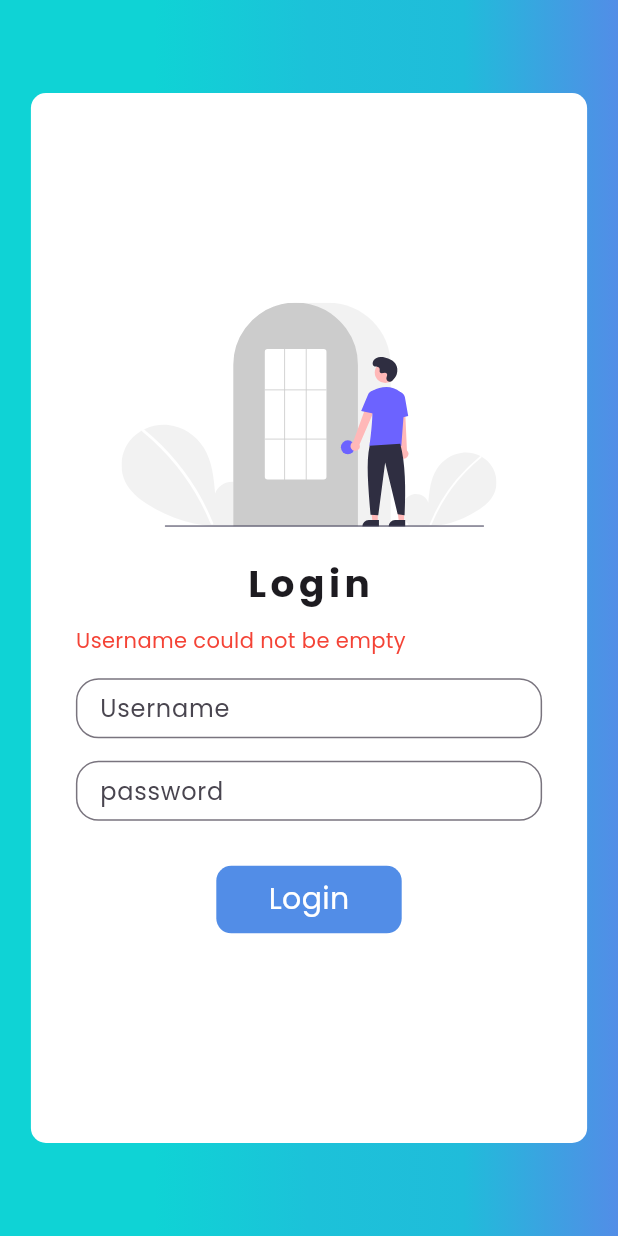
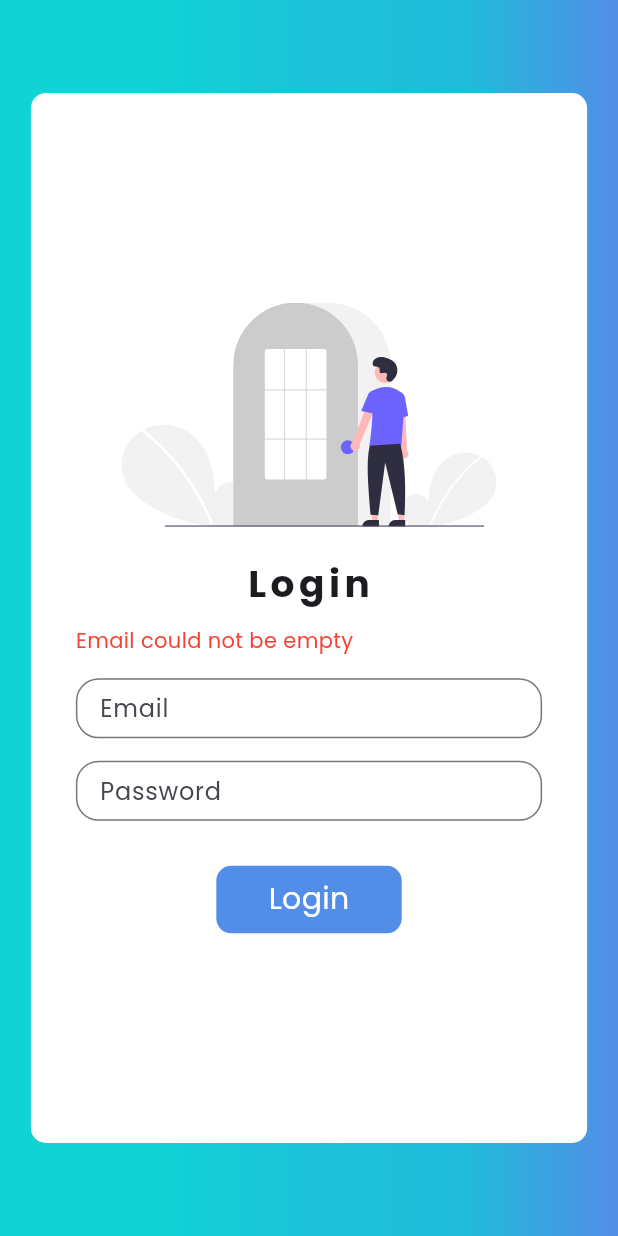
Before and after one commit to ScaraMocchie/landingPage_EnglishTeam, a Flutter app: the LogIn screen opened directly, after a tap on "Login", on a phone screen of 412 x 824 dp. Run offline on Flutter 3.47's test engine with Material 3 defaults, Android fonts, the phone set to English and light mode, and no system bars; our stand-ins replace flutter_svg.

Commit message:
change pop up

```diff
--- a/lib/screen/landingpage.dart
+++ b/lib/screen/landingpage.dart
@@ -27,7 +27,8 @@ class _LandingPageState extends State<LandingPage> {
         actions: [Container(
           margin: EdgeInsets.only(right:width/40),
           child: TextButton(onPressed: (){Navigator.of(context).push(MaterialPageRoute(builder: (context) => LogIn()));}, child: Text("Login")),
-        )],
+        ),
+        ],
         bottom: PreferredSize(
           preferredSize: Size.fromHeight(4.0),
           child: Container(
--- a/lib/screen/login.dart
+++ b/lib/screen/login.dart
@@ -12,23 +12,23 @@ class LogIn extends StatefulWidget {
 }
 
 class _LogInState extends State<LogIn> {
-  final usernameController = TextEditingController();
+  final emailController = TextEditingController();
   final passwordController = TextEditingController();
   String status = "";
 
-  void showLoadingDialog(BuildContext context) {
+  void showLoadingDialog(BuildContext context, String email) {
     showDialog(
       context: context,
       barrierDismissible: true,
       builder: (BuildContext context) {
-        return ReedemCodePage(reedemCode: "FREETOBA");
+        return ReedemCodePage(reedemCode: "FREETOBA", email: email,);
       },
     );
   }
 
   void checkValue(){
-                          if(usernameController.text == ""){
-                            status = "Username could not be empty";
+                          if(emailController.text == ""){
+                            status = "Email could not be empty";
                             setState(() {
 
                             });
@@ -95,14 +95,14 @@ class _LogInState extends State<LogIn> {
                         child: Text(status, style: TextStyle(color: Colors.red),)),
                       SizedBox(height: 10,),
 
-                      TextFieldCustom.TemplateTF(usernameController, "Username"),
-                      TextFieldCustom.TemplateTF(passwordController, "password"),
+                      TextFieldCustom.TemplateTF(emailController, "Email"),
+                      TextFieldCustom.TemplateTF(passwordController, "Password"),
                       SizedBox(height: 20,),
                       InkWell(
                         onTap: ()async{
                           checkValue();
                         if (status ==""){
-                          showLoadingDialog(context);
+                          showLoadingDialog(context, emailController.text);
                         }
                         },
                         child: Container(
@@ -179,14 +179,14 @@ class _LogInState extends State<LogIn> {
                         child: Text(status, style: TextStyle(color: Colors.red),)),
                       SizedBox(height: 10,),
 
-                    TextFieldCustom.TemplateTF(usernameController, "Username"),
-                    TextFieldCustom.TemplateTF(passwordController, "password"),
+                    TextFieldCustom.TemplateTF(emailController, "Email"),
+                    TextFieldCustom.TemplateTF(passwordController, "Password"),
                     SizedBox(height: 20,),
                     InkWell(
                       onTap: () {
                         checkValue();
                         if (status ==""){
-                          showLoadingDialog(context);
+                          showLoadingDialog(context, emailController.text);
                         }
                       },
                       child: Container(
--- a/lib/screen/signup.dart
+++ b/lib/screen/signup.dart
@@ -22,7 +22,7 @@ class _SignUpState extends State<SignUp> {
       context: context,
       barrierDismissible: true,
       builder: (BuildContext context) {
-        return ReedemCodePage(reedemCode: "FREETOBA");
+        return ReedemCodePage(reedemCode: "FREETOBA", email: emailController.text,);
       },
     );
   }
```
Also changed, not shown: lib/screen/reedemCode_page.dart (+59 -19 lines).
